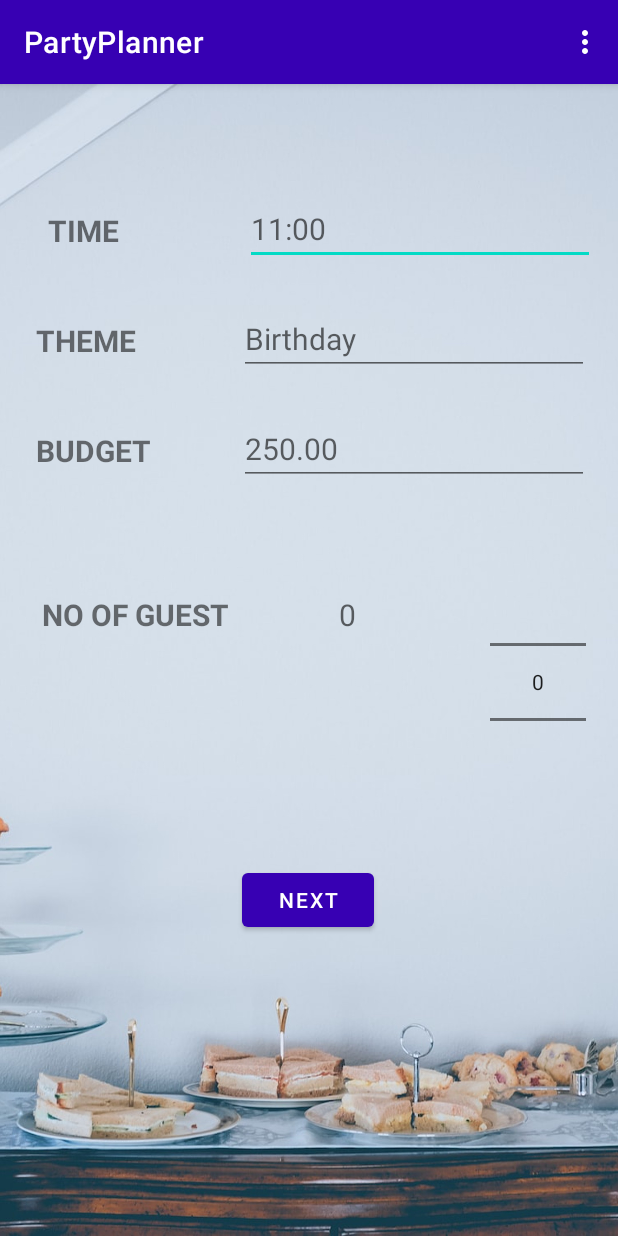
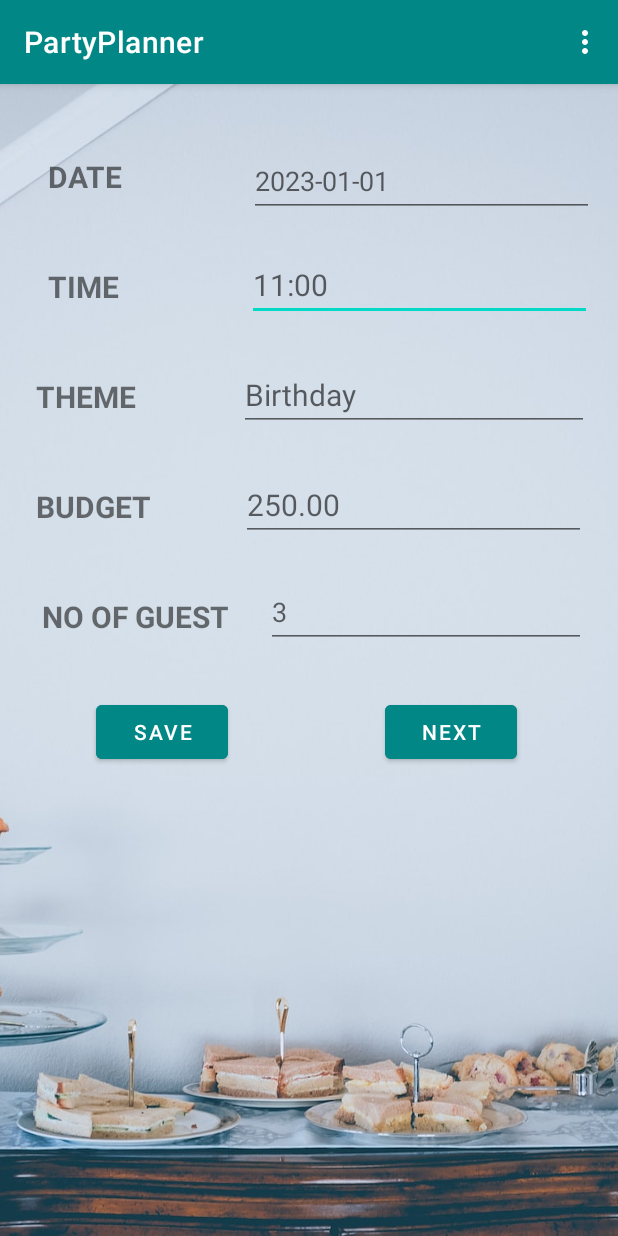
Before and after one commit to minimalU/2023_MobileApplicationDevelopment, an Android app: the screen it shows after launch (Planner), after a tap on "LET'S PLAN PARTY", on a phone screen of 412 x 824 dp. Run offline under Robolectric (Android 15) with nearby library versions, the phone set to English and light mode, and no system bars.

Commit message:
Added SQLite data(activity_partylist.xml, delete_data.xml, Partylist.java, DeleteWindow.java, ScheduleData.java

```diff
--- a/PartyPlanner/app/src/main/AndroidManifest.xml
+++ b/PartyPlanner/app/src/main/AndroidManifest.xml
@@ -32,6 +32,12 @@
         <activity
             android:name=".Checklist"
             android:exported="false" />
+        <activity
+            android:name=".Partylist"
+            android:exported="false" />
+        <activity
+            android:name=".DeleteWindow"
+            android:exported="false" />
 
         <activity
             android:name=".Food"
--- a/PartyPlanner/app/src/main/java/com/example/partyplanner/Planner.java
+++ b/PartyPlanner/app/src/main/java/com/example/partyplanner/Planner.java
@@ -1,3 +1,14 @@
+// FILE         : Planner.java
+// PROJECT      : Party Planner
+// PROGRAMMER(s): Beunard Lecaj, Jainish Patel, Raj Dudhat, Yujung Park
+// FIRST VERSION: 2023-03-15
+// DESCRIPTION  : This file is AppCompatActivity class file.
+// Partylist allows the user to complete party information and store it into SQLite database
+// REFERENCE    : 7_sql_database
+// https://www.youtube.com/watch?v=toDZ9X5uSXw&list=PLzkhjlqMgxvBxi3Wyak9NicQI7UwhFU2O&index=89
+// https://www.youtube.com/watch?v=312RhjfetP8
+
+
 package com.example.partyplanner;
 
 import androidx.appcompat.app.AppCompatActivity;
@@ -7,72 +18,92 @@ import android.annotation.SuppressLint;
 import android.content.Context;
 import android.content.Intent;
 import android.os.Bundle;
+import android.util.Log;
 import android.view.Menu;
 import android.view.MenuItem;
 import android.view.View;
 import android.view.inputmethod.InputMethodManager;
 import android.widget.Button;
+import android.widget.EditText;
 import android.widget.NumberPicker;
 import android.widget.TextView;
+import android.widget.Toast;
 
-public class Planner extends AppCompatActivity implements NumberPicker.OnValueChangeListener {
+public class Planner extends AppCompatActivity {
 
     // TextView tv_partyDate;
-    Button btn_to_budget;
+    Button btn_to_budget, btn_to_add, btn_to_next;
+    EditText et_date, et_time, et_theme, et_guest, et_budget;
     TextView tv_budget;
-    private TextView tv_guestNumber;
 
+    String partyDate;
+    private static final String TAG = "Planner";
     @Override
     protected void onCreate(Bundle savedInstanceState) {
         super.onCreate(savedInstanceState);
         setContentView(R.layout.activity_planner);
 
-        btn_to_budget = (Button) findViewById(R.id.button);
-        tv_budget = (TextView) findViewById(R.id.editTextBudget);
-        NumberPicker numberPicker = (NumberPicker) findViewById(R.id.numberPicker);
-        // Numberpicker
-        tv_guestNumber=(TextView) findViewById(R.id.tv_guestNumber);
+        btn_to_add = (Button)findViewById(R.id.buttonSave);
+        btn_to_next = (Button)findViewById(R.id.buttonNext);
 
-        numberPicker.setMinValue(0);
-        numberPicker.setMinValue(5);
-        numberPicker.setValue(3);
+        //tv_budget = (TextView)findViewById(R.id.editTextBudget);
+        et_date = (EditText)findViewById(R.id.editTextDate);
+        et_time = (EditText)findViewById(R.id.editTextTime);
+        et_theme = (EditText)findViewById(R.id.editTextTheme);
+        et_guest = (EditText)findViewById(R.id.editTextGuestNo);
+        et_budget = (EditText)findViewById(R.id.editTextBudget);
 
-        numberPicker.setOnValueChangedListener(new NumberPicker.OnValueChangeListener() {
+        try{
+            Intent intent = getIntent();
+            partyDate = intent.getStringExtra("partyDate");
+            et_date.setText(partyDate);
+        }
+        catch (Exception e) {
+            Log.d(TAG, "party date is not completed from MainActivity");
+        }
+
+
+        // add button onclick listener
+        btn_to_add.setOnClickListener(new View.OnClickListener() {
             @Override
-            public void onValueChange(NumberPicker numberPicker, int oldVal, int newVal) {
-                tv_guestNumber.setText(newVal);
+            public void onClick(View view) {
+                ScheduleData scheduleData;
+                try {
+                    scheduleData = new ScheduleData(-1, et_date.getText().toString(), et_time.getText().toString(), et_theme.getText().toString(), Float.parseFloat(et_budget.getText().toString()), Integer.parseInt(et_guest.getText().toString()));
+                    // Toast.makeText(Planner.this, scheduleData.toString(), Toast.LENGTH_SHORT).show();
+                    DBHelper dataBaseHelper = new DBHelper(Planner.this);
+                    boolean returnValue = dataBaseHelper.addItem(scheduleData);
+                    // Toast.makeText(Planner.this, "returnValue: " + returnValue, Toast.LENGTH_SHORT).show();
+                }
+                catch (Exception e) {
+                    Toast.makeText(Planner.this, "Error: Party schedule cannot be added", Toast.LENGTH_SHORT).show();
+                    // scheduleData = new ScheduleData(-1, "error", "error" , "error", 0, 0);
+                    Log.e(TAG, "Adding ScheduleData");
+                }
             }
         });
 
-        btn_to_budget.setOnClickListener(new View.OnClickListener() {
+        btn_to_next.setOnClickListener(new View.OnClickListener(){
             @Override
             public void onClick(View view) {
-               // int Budget = Integer.parseInt(tv_budget.getText().toString());
                 Intent intent = new Intent(Planner.this, Budget.class);
-                //intent.putExtra("BudgetVal", Budget);
                 startActivity(intent);
             }
-
         });
 
 
+//        View pLayout = findViewById(R.id.PlannerActivity);
+//        pLayout.setOnClickListener(new View.OnClickListener() {
+//            @Override
+//            public void onClick(View view) {
+//                InputMethodManager imm = (InputMethodManager)tv_budget.getContext()
+//                        .getSystemService(Context.INPUT_METHOD_SERVICE);
+//                imm.hideSoftInputFromWindow(tv_budget.getWindowToken(), 0);
+//            }
+//        });
+    }
 
 
-        View pLayout = findViewById(R.id.PlannerActivity);
-        pLayout.setOnClickListener(new View.OnClickListener() {
-            @Override
-            public void onClick(View view) {
-                InputMethodManager imm = (InputMethodManager)tv_budget.getContext()
-                        .getSystemService(Context.INPUT_METHOD_SERVICE);
-                imm.hideSoftInputFromWindow(tv_budget.getWindowToken(), 0);
-            }
-        });
-    }
-
-    @Override
-    public void onValueChange(NumberPicker numberPicker, int oldVal, int newVal) {
-        tv_guestNumber.setText(newVal);
-    }
 
     @SuppressLint("RestrictedApi")
     @Override
@@ -82,6 +113,8 @@ public class Planner extends AppCompatActivity implements NumberPicker.OnValueCh
         m.setOptionalIconsVisible(true);
         return true;
     }
+
+
 
     @Override
     public boolean onOptionsItemSelected(MenuItem item) {
@@ -109,6 +142,16 @@ public class Planner extends AppCompatActivity implements NumberPicker.OnValueCh
                 startActivity(intent);
                 result = true;
                 break;
+            case R.id.menu_activity_food:
+                intent = new Intent(this, Food.class);
+                startActivity(intent);
+                result = true;
+                break;
+            case R.id.menu_activity_partylist:
+                intent = new Intent(this, Partylist.class);
+                startActivity(intent);
+                result = true;
+                break;
             default:
                 result = super.onOptionsItemSelected(item);
                 break;
--- a/PartyPlanner/app/src/main/res/layout/activity_main.xml
+++ b/PartyPlanner/app/src/main/res/layout/activity_main.xml
@@ -41,6 +41,7 @@
         android:layout_height="wrap_content"
         android:layout_marginTop="32dp"
         android:layout_marginBottom="160dp"
+        android:backgroundTint="@color/teal_700"
         android:text="Let's Plan Party"
         app:layout_constraintBottom_toBottomOf="parent"
         app:layout_constraintEnd_toEndOf="parent"
--- a/PartyPlanner/app/src/main/res/layout/activity_planner.xml
+++ b/PartyPlanner/app/src/main/res/layout/activity_planner.xml
@@ -8,12 +8,36 @@
     android:background="@drawable/bg1"
     tools:context=".Planner">
 
+    <Button
+        android:id="@+id/buttonNext"
+        android:layout_width="wrap_content"
+        android:layout_height="wrap_content"
+        android:layout_marginEnd="64dp"
+        android:backgroundTint="@color/teal_700"
+        android:text="@string/next"
+        app:layout_constraintEnd_toEndOf="parent"
+        app:layout_constraintHorizontal_bias="0.971"
+        app:layout_constraintStart_toEndOf="@+id/buttonSave"
+        app:layout_constraintTop_toTopOf="@+id/buttonSave" />
+
+    <TextView
+        android:id="@+id/time2"
+        android:layout_width="91dp"
+        android:layout_height="25dp"
+        android:layout_marginStart="32dp"
+        android:layout_marginTop="48dp"
+        android:text="@string/date"
+        android:textSize="20sp"
+        android:textStyle="bold"
+        app:layout_constraintStart_toStartOf="parent"
+        app:layout_constraintTop_toTopOf="parent" />
+
     <TextView
         android:id="@+id/guest"
         android:layout_width="wrap_content"
         android:layout_height="25dp"
         android:layout_marginStart="28dp"
-        android:layout_marginTop="84dp"
+        android:layout_marginTop="48dp"
         android:text="@string/guest"
         android:textSize="20sp"
         android:textStyle="bold"
@@ -42,33 +66,33 @@
         android:textSize="20sp"
         android:textStyle="bold"
         app:layout_constraintStart_toStartOf="parent"
-        app:layout_constraintTop_toBottomOf="@+id/time" />
+        app:layout_constraintTop_toBottomOf="@+id/date" />
 
     <TextView
-        android:id="@+id/time"
+        android:id="@+id/date"
         android:layout_width="91dp"
         android:layout_height="25dp"
         android:layout_marginStart="32dp"
-        android:layout_marginTop="84dp"
+        android:layout_marginTop="48dp"
         android:text="@string/time"
         android:textSize="20sp"
         android:textStyle="bold"
         app:layout_constraintStart_toStartOf="parent"
-        app:layout_constraintTop_toTopOf="parent" />
+        app:layout_constraintTop_toBottomOf="@+id/time2" />
 
     <EditText
         android:id="@+id/editTextTime"
-        android:layout_width="wrap_content"
-        android:layout_height="wrap_content"
+        android:layout_width="230dp"
+        android:layout_height="48dp"
         android:layout_marginStart="24dp"
         android:ems="10"
         android:hint="11:00"
         android:inputType="time"
         android:textSize="20sp"
-        app:layout_constraintBottom_toBottomOf="@+id/time"
+        app:layout_constraintBottom_toBottomOf="@+id/date"
         app:layout_constraintEnd_toEndOf="parent"
-        app:layout_constraintStart_toEndOf="@+id/time"
-        app:layout_constraintTop_toTopOf="@+id/time"
+        app:layout_constraintStart_toEndOf="@+id/date"
+        app:layout_constraintTop_toTopOf="@+id/date"
         tools:ignore="HardcodedText" />
 
     <EditText
@@ -88,8 +112,8 @@
 
     <EditText
         android:id="@+id/editTextBudget"
-        android:layout_width="wrap_content"
-        android:layout_height="wrap_content"
+        android:layout_width="230dp"
+        android:layout_height="48dp"
         android:layout_marginStart="24dp"
         android:ems="10"
         android:hint="250.00"
@@ -100,43 +124,47 @@
         app:layout_constraintStart_toEndOf="@+id/budget"
         app:layout_constraintTop_toTopOf="@+id/budget" />
 
-    <NumberPicker
-        android:id="@+id/numberPicker"
+    <Button
+        android:id="@+id/buttonSave"
         android:layout_width="wrap_content"
         android:layout_height="wrap_content"
-        android:layout_marginStart="30dp"
-        app:layout_constraintBottom_toBottomOf="@+id/tv_guestNumber"
+        android:layout_marginStart="64dp"
+        android:layout_marginTop="32dp"
+        android:backgroundTint="@color/teal_700"
+        android:text="@string/save"
+        app:layout_constraintStart_toStartOf="parent"
+        app:layout_constraintTop_toBottomOf="@+id/editTextGuestNo" />
+
+    <EditText
+        android:id="@+id/editTextDate"
+        android:layout_width="230dp"
+        android:layout_height="48dp"
+        android:layout_marginStart="24dp"
+        android:layout_marginEnd="16dp"
+        android:ems="10"
+        android:hint="2023-01-01"
+        android:inputType="date"
+        app:layout_constraintBottom_toBottomOf="@+id/time2"
         app:layout_constraintEnd_toEndOf="parent"
-        app:layout_constraintHorizontal_bias="0.578"
-        app:layout_constraintStart_toEndOf="@+id/tv_guestNumber"
-        app:layout_constraintTop_toTopOf="@+id/tv_guestNumber"
-        app:layout_constraintVertical_bias="0.235" />
+        app:layout_constraintHorizontal_bias="1.0"
+        app:layout_constraintStart_toEndOf="@+id/time2"
+        app:layout_constraintTop_toTopOf="@+id/time2"
+        app:layout_constraintVertical_bias="0.347" />
 
-    <TextView
-        android:id="@+id/tv_guestNumber"
-        android:layout_width="70dp"
-        android:layout_height="45dp"
-        android:layout_marginStart="44dp"
-        android:hint="0"
-        android:textAlignment="center"
-        android:textSize="20sp"
+    <EditText
+        android:id="@+id/editTextGuestNo"
+        android:layout_width="wrap_content"
+        android:layout_height="48dp"
+        android:layout_marginEnd="16dp"
+        android:ems="10"
+        android:hint="3"
+        android:inputType="numberSigned"
         app:layout_constraintBottom_toBottomOf="@+id/guest"
+        app:layout_constraintEnd_toEndOf="parent"
+        app:layout_constraintHorizontal_bias="0.823"
         app:layout_constraintStart_toEndOf="@+id/guest"
         app:layout_constraintTop_toTopOf="@+id/guest"
-        app:layout_constraintVertical_bias="0.0" />
-
-    <Button
-        android:id="@+id/button"
-        android:layout_width="wrap_content"
-        android:layout_height="wrap_content"
-        android:layout_marginBottom="200dp"
-        android:text="@string/next"
-        app:layout_constraintBottom_toBottomOf="parent"
-        app:layout_constraintEnd_toEndOf="parent"
-        app:layout_constraintHorizontal_bias="0.498"
-        app:layout_constraintStart_toStartOf="parent"
-        app:layout_constraintTop_toBottomOf="@+id/tv_guestNumber"
-        app:layout_constraintVertical_bias="1.0" />
+        app:layout_constraintVertical_bias="0.6" />
 
 
 </androidx.constraintlayout.widget.ConstraintLayout>
--- a/PartyPlanner/app/src/main/res/menu/menu.xml
+++ b/PartyPlanner/app/src/main/res/menu/menu.xml
@@ -7,12 +7,15 @@
         android:id="@+id/menu_activity_planner"
         android:title="@string/planner" />
     <item
+        android:id="@+id/menu_activity_budget"
+        android:title="@string/budget" />
+    <item
         android:id="@+id/menu_activity_checklist"
         android:title="@string/checklist" />
     <item
-        android:id="@+id/menu_activity_budget"
-        android:title="@string/budget" />
+        android:id="@+id/menu_activity_partylist"
+        android:title="@string/party_list" />
     <item
         android:id="@+id/menu_activity_food"
-        android:title="RECIPE" />
+        android:title="@string/recipe" />
 </menu>
--- a/PartyPlanner/app/src/main/res/values/strings.xml
+++ b/PartyPlanner/app/src/main/res/values/strings.xml
@@ -10,5 +10,14 @@
     <string name="checklist">CHECKLIST</string>
     <string name="planner">PLANNER</string>
     <string name="start">START</string>
+    <string name="save">SAVE</string>
+    <string name="add">ADD</string>
+    <string name="delete">DELETE</string>
+    <string name="cancel">CANCEL</string>
+    <string name="party_list">PARTY LIST</string>
+    <string name="recipe">RECIPE</string>
+    <string name="all_schedule">ALL SCHEDULE</string>
     <string name="get_recipe">GET RECIPE</string>
+    <string name="space"> </string>
+    <string name="delete_schedule">Do you want to delete the party schedule?</string>
 </resources>
--- a/PartyPlanner/app/src/main/res/values/themes.xml
+++ b/PartyPlanner/app/src/main/res/values/themes.xml
@@ -2,8 +2,8 @@
     <!-- Base application theme. -->
     <style name="Theme.PartyPlanner" parent="Theme.MaterialComponents.DayNight.DarkActionBar">
         <!-- Primary brand color. -->
-        <item name="colorPrimary">@color/purple_700</item>
-        <item name="colorPrimaryVariant">@color/purple_700</item>
+        <item name="colorPrimary">@color/teal_700</item>
+        <item name="colorPrimaryVariant">@color/teal_700</item>
         <item name="colorOnPrimary">@color/white</item>
         <!-- Secondary brand color. -->
         <item name="colorSecondary">@color/teal_200</item>
```
Also changed, not shown: PartyPlanner/app/src/main/java/com/example/partyplanner/Budget.java (+19 -0 lines), PartyPlanner/app/src/main/java/com/example/partyplanner/Checklist.java (+64 -6 lines), PartyPlanner/app/src/main/java/com/example/partyplanner/Food.java (+15 -7 lines), PartyPlanner/app/src/main/java/com/example/partyplanner/MainActivity.java (+14 -3 lines), PartyPlanner/app/src/main/java/com/example/partyplanner/RSSFeed.java (+9 -0 lines), PartyPlanner/app/src/main/java/com/example/partyplanner/RSSHandler.java (+8 -0 lines), PartyPlanner/app/src/main/java/com/example/partyplanner/RSSItem.java (+8 -0 lines), PartyPlanner/app/src/main/java/com/example/partyplanner/SingleItem.java (+8 -7 lines).
